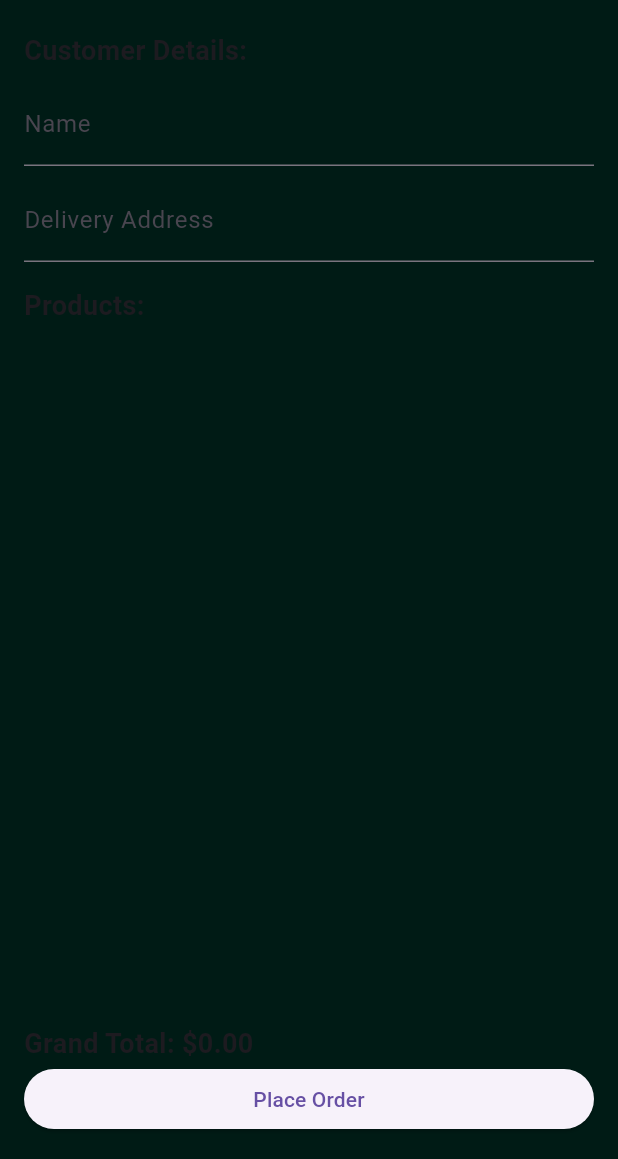
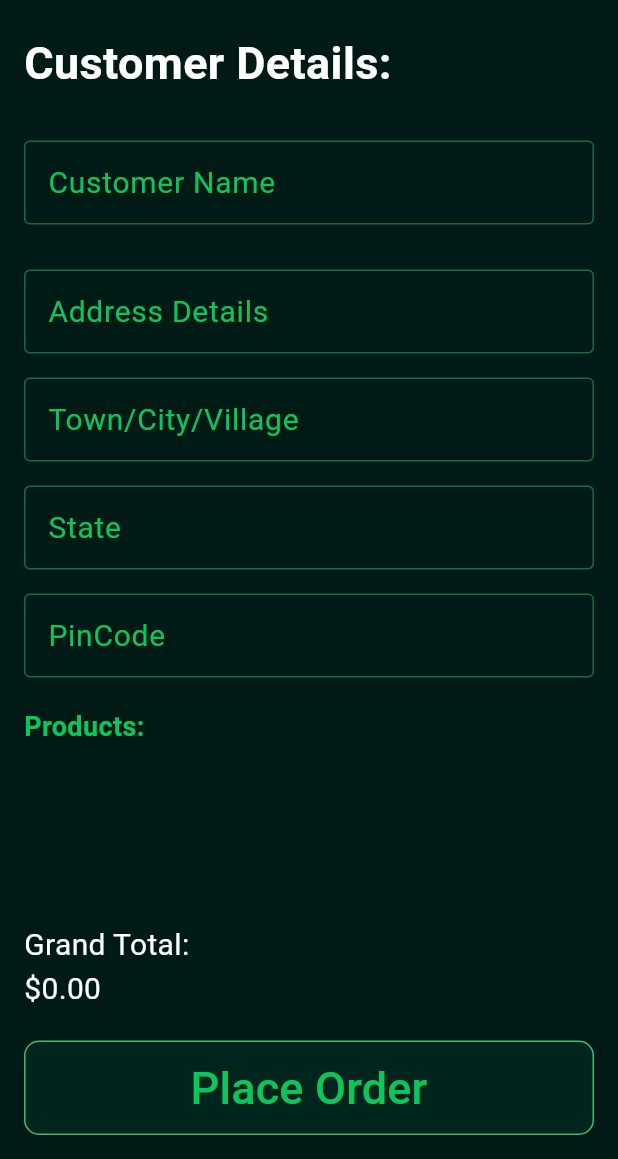
Before and after one commit to akshat-k04/karshi, a Flutter app: the CheckoutPage screen opened directly with empty values, on a phone screen of 412 x 824 dp, the part 77-1236 px from its top. Run offline on Flutter 3.47's test engine with Material 3 defaults, Android fonts, the phone set to English and light mode, and no system bars; our stand-ins replace cloud_firestore, firebase_auth, firebase_core, geolocator; accounts and stored records are empty.

Commit message:
ordering

```diff
--- a/lib/User/Home_page.dart
+++ b/lib/User/Home_page.dart
@@ -229,10 +229,16 @@ class HomePageState extends State<HomePage> {
 class ProductItem extends StatefulWidget {
   Item product_details;
   bool isfavorite;
-  ProductItem({required this.product_details, required this.isfavorite});
+
+  ProductItem({
+    required this.product_details,
+    required this.isfavorite,
+  });
 
   @override
-  _ProductItemState createState() => _ProductItemState(favorite: isfavorite);
+  _ProductItemState createState() => _ProductItemState(
+        favorite: isfavorite,
+      );
 }
 
 class _ProductItemState extends State<ProductItem> {
@@ -240,6 +246,7 @@ class _ProductItemState extends State<ProductItem> {
   _ProductItemState({required this.favorite});
   int quantity = 1;
   bool isFavorite = false;
+
   @override
   void initState() {
     // TODO: implement initState
--- a/lib/User/checkout.dart
+++ b/lib/User/checkout.dart
@@ -1,6 +1,7 @@
 import 'package:flutter/material.dart';
 import 'package:flutter/widgets.dart';
 import 'package:geolocator/geolocator.dart';
+import 'package:karshi/User/Home_page.dart';
 import 'package:karshi/app_colors.dart';
 import 'package:karshi/backend/models/models.dart';
 import 'package:karshi/backend/services/customer_services.dart';
@@ -96,43 +97,148 @@ class _CheckoutPageState extends State<CheckoutPage> {
           children: <Widget>[
             Text(
               'Customer Details:',
-              style: TextStyle(fontSize: 18, fontWeight: FontWeight.bold),
+              style: TextStyle(
+                fontSize: 30,
+                fontWeight: FontWeight.bold,
+                color:
+                    Colors.white, // Ensuring the color matches the white theme
+              ),
             ),
-            SizedBox(height: 8.0),
+            SizedBox(height: 30.0),
             TextField(
-              readOnly: true,
+              readOnly: false,
               controller: _nameController,
-              decoration: InputDecoration(labelText: 'Name'),
+              style: TextStyle(color: Colors.white), // Text color in TextField
+              decoration: InputDecoration(
+                labelText: 'Customer Name',
+
+                labelStyle: TextStyle(
+                    color: MyAppColors.textColor, fontSize: 20), // Label color
+                enabledBorder: OutlineInputBorder(
+                  borderSide: BorderSide(
+                      color: MyAppColors
+                          .selectedGreen), // Border color when TextField is enabled
+                ),
+                focusedBorder: OutlineInputBorder(
+                  borderSide: BorderSide(
+                      color: Colors
+                          .white), // Border color when TextField is focused
+                ),
+              ),
             ),
-            SizedBox(height: 8.0),
+            SizedBox(height: 30.0),
             TextField(
               readOnly: true,
               controller: _addressController,
-              decoration: InputDecoration(labelText: 'Delivery Address'),
+              style: TextStyle(color: Colors.white), // Text color in TextField
+              decoration: InputDecoration(
+                labelText: 'Address Details',
+                labelStyle: TextStyle(
+                    color: MyAppColors.textColor, fontSize: 20), // Label color
+                enabledBorder: OutlineInputBorder(
+                  borderSide: BorderSide(
+                      color: MyAppColors
+                          .selectedGreen), // Border color when TextField is enabled
+                ),
+                focusedBorder: OutlineInputBorder(
+                  borderSide: BorderSide(
+                      color: Colors
+                          .white), // Border color when TextField is focused
+                ),
+              ),
             ),
             SizedBox(height: 16.0),
+            TextField(
+              readOnly: true,
+              controller: _addressController,
+              style: TextStyle(color: Colors.white), // Text color in TextField
+              decoration: InputDecoration(
+                labelText: 'Town/City/Village',
+                labelStyle: TextStyle(
+                    color: MyAppColors.textColor, fontSize: 20), // Label color
+                enabledBorder: OutlineInputBorder(
+                  borderSide: BorderSide(
+                      color: MyAppColors
+                          .selectedGreen), // Border color when TextField is enabled
+                ),
+                focusedBorder: OutlineInputBorder(
+                  borderSide: BorderSide(
+                      color: Colors
+                          .white), // Border color when TextField is focused
+                ),
+              ),
+            ),
+            SizedBox(height: 16.0),
+            TextField(
+              readOnly: true,
+              controller: _addressController,
+              style: TextStyle(color: Colors.white), // Text color in TextField
+              decoration: InputDecoration(
+                labelText: 'State',
+                labelStyle: TextStyle(
+                    color: MyAppColors.textColor, fontSize: 20), // Label color
+                enabledBorder: OutlineInputBorder(
+                  borderSide: BorderSide(
+                      color: MyAppColors
+                          .selectedGreen), // Border color when TextField is enabled
+                ),
+                focusedBorder: OutlineInputBorder(
+                  borderSide: BorderSide(
+                      color: Colors
+                          .white), // Border color when TextField is focused
+                ),
+              ),
+            ),
+            SizedBox(height: 16.0),
+            TextField(
+              readOnly: true,
+              controller: _addressController,
+              style: TextStyle(color: Colors.white), // Text color in TextField
+              decoration: InputDecoration(
+                labelText: 'PinCode ',
+                labelStyle: TextStyle(
+                    color: MyAppColors.textColor, fontSize: 20), // Label color
+                enabledBorder: OutlineInputBorder(
+                  borderSide: BorderSide(
+                      color: MyAppColors
+                          .selectedGreen), // Border color when TextField is enabled
+                ),
+                focusedBorder: OutlineInputBorder(
+                  borderSide: BorderSide(
+                      color: Colors
+                          .white), // Border color when TextField is focused
+                ),
+              ),
+            ),
+            SizedBox(
+              height: 20,
+            ),
             Text(
               'Products:',
-              style: TextStyle(fontSize: 18, fontWeight: FontWeight.bold),
+              style: TextStyle(
+                fontSize: 18,
+                fontWeight: FontWeight.bold,
+                color: MyAppColors
+                    .textColor, // Assuming this is set to a suitable green shade
+              ),
             ),
             Expanded(
               child: ListView.builder(
+                padding: const EdgeInsets.all(20),
                 itemCount: widget.cartProducts.length,
                 itemBuilder: (context, index) {
-                  final product = widget.cartProducts[index];
-                  final totalPrice = product.price * product.stock;
-                  return ListTile(
-                    title: Text(product.item_name),
-                    subtitle: Text(
-                        'Price: \$${product.price} Quantity: ${product.stock} Total: \$${totalPrice.toStringAsFixed(2)}'),
-                  );
+                  return ProductItem(
+                      product_details: (widget.cartProducts)[index],
+                      isfavorite: true);
                 },
               ),
             ),
             SizedBox(height: 16.0),
             Text(
-              'Grand Total: \$${widget.grandTotal.toStringAsFixed(2)}',
-              style: TextStyle(fontSize: 18, fontWeight: FontWeight.bold),
+                'Grand Total:                                                   \$${widget.grandTotal.toStringAsFixed(2)}',
+                style: TextStyle(color: Colors.white, fontSize: 20)),
+            SizedBox(
+              height: 20,
             ),
             ElevatedButton(
               onPressed: () async {
@@ -146,7 +252,24 @@ class _CheckoutPageState extends State<CheckoutPage> {
                     await CustomerService(uid: widget.uid).buyItems();
                 print('Place Order');
               },
-              child: Text('Place Order'),
+              style: ButtonStyle(
+                padding:
+                    MaterialStateProperty.all<EdgeInsets>(EdgeInsets.all(10.0)),
+                backgroundColor:
+                    MaterialStateProperty.all<Color>(MyAppColors.bgGreen),
+                shape: MaterialStateProperty.all<RoundedRectangleBorder>(
+                  RoundedRectangleBorder(
+                    borderRadius: BorderRadius.circular(10.0),
+                    side: BorderSide(
+                      color: Color.fromARGB(
+                          255, 66, 184, 113), // Set border color here
+                      width: 1.0, // Set border width here
+                    ),
+                  ),
+                ),
+              ),
+              child: Text('Place Order',
+                  style: TextStyle(color: MyAppColors.textColor, fontSize: 30)),
             ),
           ],
         ),
```
Also changed, not shown: lib/User/Cart.dart (+39 -18 lines).
